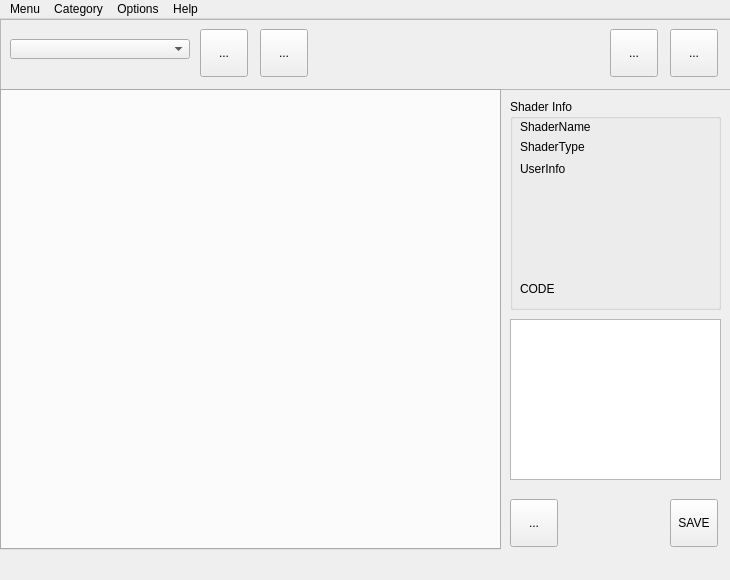
Before: the Qt Designer form msl/ui/ui/main.ui in MaxRocamora/MayaShaderLibrary, drawn with Qt 5.
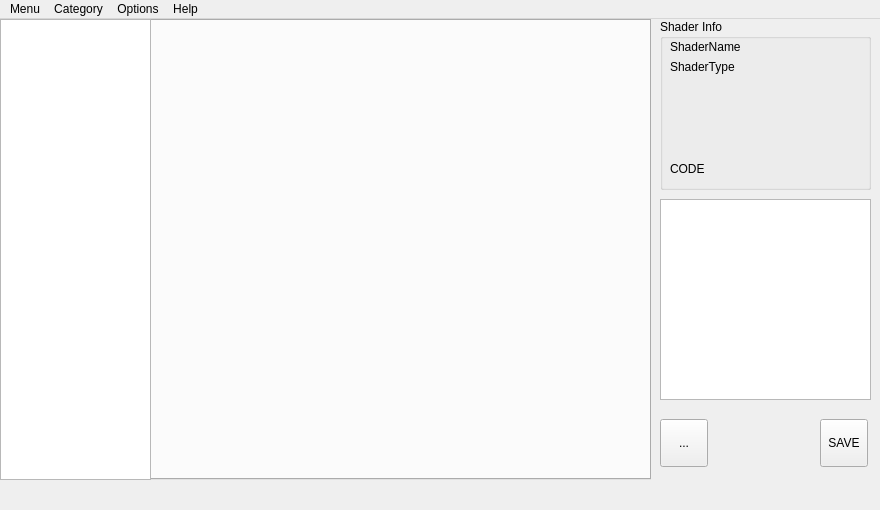
After: the same form once the commit is applied.

```diff
--- a/msl/ui/ui/main.ui
+++ b/msl/ui/ui/main.ui
@@ -6,8 +6,8 @@
    <rect>
     <x>0</x>
     <y>0</y>
-    <width>730</width>
-    <height>580</height>
+    <width>880</width>
+    <height>510</height>
    </rect>
   </property>
   <property name="sizePolicy">
@@ -18,14 +18,14 @@
   </property>
   <property name="minimumSize">
    <size>
-    <width>730</width>
-    <height>580</height>
+    <width>880</width>
+    <height>510</height>
    </size>
   </property>
   <property name="maximumSize">
    <size>
-    <width>730</width>
-    <height>580</height>
+    <width>880</width>
+    <height>510</height>
    </size>
   </property>
   <property name="baseSize">
@@ -43,182 +43,11 @@
    <string>Shader Library</string>
   </property>
   <widget class="QWidget" name="centralwidget">
-   <widget class="QFrame" name="frame_Pipe">
-    <property name="geometry">
-     <rect>
-      <x>0</x>
-      <y>0</y>
-      <width>731</width>
-      <height>71</height>
-     </rect>
-    </property>
-    <property name="autoFillBackground">
-     <bool>true</bool>
-    </property>
-    <property name="styleSheet">
-     <string notr="true"/>
-    </property>
-    <property name="frameShape">
-     <enum>QFrame::StyledPanel</enum>
-    </property>
-    <property name="frameShadow">
-     <enum>QFrame::Sunken</enum>
-    </property>
-    <property name="lineWidth">
-     <number>1</number>
-    </property>
-    <widget class="QComboBox" name="cbox_categories">
-     <property name="geometry">
-      <rect>
-       <x>10</x>
-       <y>20</y>
-       <width>180</width>
-       <height>20</height>
-      </rect>
-     </property>
-     <property name="minimumSize">
-      <size>
-       <width>180</width>
-       <height>20</height>
-      </size>
-     </property>
-     <property name="maximumSize">
-      <size>
-       <width>120</width>
-       <height>16777215</height>
-      </size>
-     </property>
-    </widget>
-    <widget class="QToolButton" name="btn_add_cat">
-     <property name="geometry">
-      <rect>
-       <x>610</x>
-       <y>10</y>
-       <width>48</width>
-       <height>48</height>
-      </rect>
-     </property>
-     <property name="minimumSize">
-      <size>
-       <width>48</width>
-       <height>48</height>
-      </size>
-     </property>
-     <property name="statusTip">
-      <string>Create New Category Folder</string>
-     </property>
-     <property name="text">
-      <string>...</string>
-     </property>
-     <property name="iconSize">
-      <size>
-       <width>48</width>
-       <height>48</height>
-      </size>
-     </property>
-     <property name="autoRaise">
-      <bool>false</bool>
-     </property>
-    </widget>
-    <widget class="QToolButton" name="btn_pin_cat">
-     <property name="geometry">
-      <rect>
-       <x>200</x>
-       <y>10</y>
-       <width>48</width>
-       <height>48</height>
-      </rect>
-     </property>
-     <property name="minimumSize">
-      <size>
-       <width>48</width>
-       <height>48</height>
-      </size>
-     </property>
-     <property name="statusTip">
-      <string>Pin Category</string>
-     </property>
-     <property name="text">
-      <string>...</string>
-     </property>
-     <property name="iconSize">
-      <size>
-       <width>28</width>
-       <height>32</height>
-      </size>
-     </property>
-     <property name="autoRaise">
-      <bool>false</bool>
-     </property>
-    </widget>
-    <widget class="QToolButton" name="btn_refresh_cat">
-     <property name="geometry">
-      <rect>
-       <x>670</x>
-       <y>10</y>
-       <width>48</width>
-       <height>48</height>
-      </rect>
-     </property>
-     <property name="minimumSize">
-      <size>
-       <width>48</width>
-       <height>48</height>
-      </size>
-     </property>
-     <property name="statusTip">
-      <string>Refresh Category Shaders</string>
-     </property>
-     <property name="text">
-      <string>...</string>
-     </property>
-     <property name="iconSize">
-      <size>
-       <width>28</width>
-       <height>32</height>
-      </size>
-     </property>
-     <property name="autoRaise">
-      <bool>false</bool>
-     </property>
-    </widget>
-    <widget class="QToolButton" name="btn_unpin_cat">
-     <property name="geometry">
-      <rect>
-       <x>260</x>
-       <y>10</y>
-       <width>48</width>
-       <height>48</height>
-      </rect>
-     </property>
-     <property name="minimumSize">
-      <size>
-       <width>48</width>
-       <height>48</height>
-      </size>
-     </property>
-     <property name="statusTip">
-      <string>UnPin Category</string>
-     </property>
-     <property name="text">
-      <string>...</string>
-     </property>
-     <property name="iconSize">
-      <size>
-       <width>28</width>
-       <height>32</height>
-      </size>
-     </property>
-     <property name="autoRaise">
-      <bool>false</bool>
-     </property>
-    </widget>
-   </widget>
    <widget class="QTabWidget" name="tab_materials">
     <property name="geometry">
      <rect>
-      <x>0</x>
-      <y>70</y>
+      <x>150</x>
+      <y>0</y>
       <width>501</width>
       <height>461</height>
      </rect>
@@ -230,8 +59,8 @@
    <widget class="QToolButton" name="btn_save_changes">
     <property name="geometry">
      <rect>
-      <x>670</x>
-      <y>480</y>
+      <x>820</x>
+      <y>400</y>
       <width>48</width>
       <height>48</height>
      </rect>
@@ -273,10 +102,10 @@
    <widget class="QGroupBox" name="groupBox">
     <property name="geometry">
      <rect>
-      <x>510</x>
-      <y>80</y>
+      <x>660</x>
+      <y>0</y>
       <width>211</width>
-      <height>211</height>
+      <height>171</height>
      </rect>
     </property>
     <property name="title">
@@ -295,19 +124,6 @@
       <string>ShaderName</string>
      </property>
     </widget>
-    <widget class="QLabel" name="lbl_shader_user_pc">
-     <property name="geometry">
-      <rect>
-       <x>10</x>
-       <y>60</y>
-       <width>181</width>
-       <height>20</height>
-      </rect>
-     </property>
-     <property name="text">
-      <string>UserInfo</string>
-     </property>
-    </widget>
     <widget class="QLabel" name="lbl_shader_type">
      <property name="geometry">
       <rect>
@@ -325,7 +141,7 @@
      <property name="geometry">
       <rect>
        <x>10</x>
-       <y>180</y>
+       <y>140</y>
        <width>181</width>
        <height>20</height>
       </rect>
@@ -338,18 +154,18 @@
    <widget class="QTextEdit" name="te_notes">
     <property name="geometry">
      <rect>
-      <x>510</x>
-      <y>300</y>
+      <x>660</x>
+      <y>180</y>
       <width>211</width>
-      <height>161</height>
+      <height>201</height>
      </rect>
     </property>
    </widget>
    <widget class="QToolButton" name="btn_add_shader">
     <property name="geometry">
      <rect>
-      <x>510</x>
-      <y>480</y>
+      <x>660</x>
+      <y>400</y>
       <width>48</width>
       <height>48</height>
      </rect>
@@ -376,13 +192,23 @@
      <bool>false</bool>
     </property>
    </widget>
+   <widget class="QListView" name="view_category">
+    <property name="geometry">
+     <rect>
+      <x>0</x>
+      <y>0</y>
+      <width>151</width>
+      <height>461</height>
+     </rect>
+    </property>
+   </widget>
   </widget>
   <widget class="QMenuBar" name="menubar">
    <property name="geometry">
     <rect>
      <x>0</x>
      <y>0</y>
-     <width>730</width>
+     <width>880</width>
      <height>21</height>
     </rect>
    </property>
```
Left out of the diff: 9 changed lines with no effect on the pictures.
